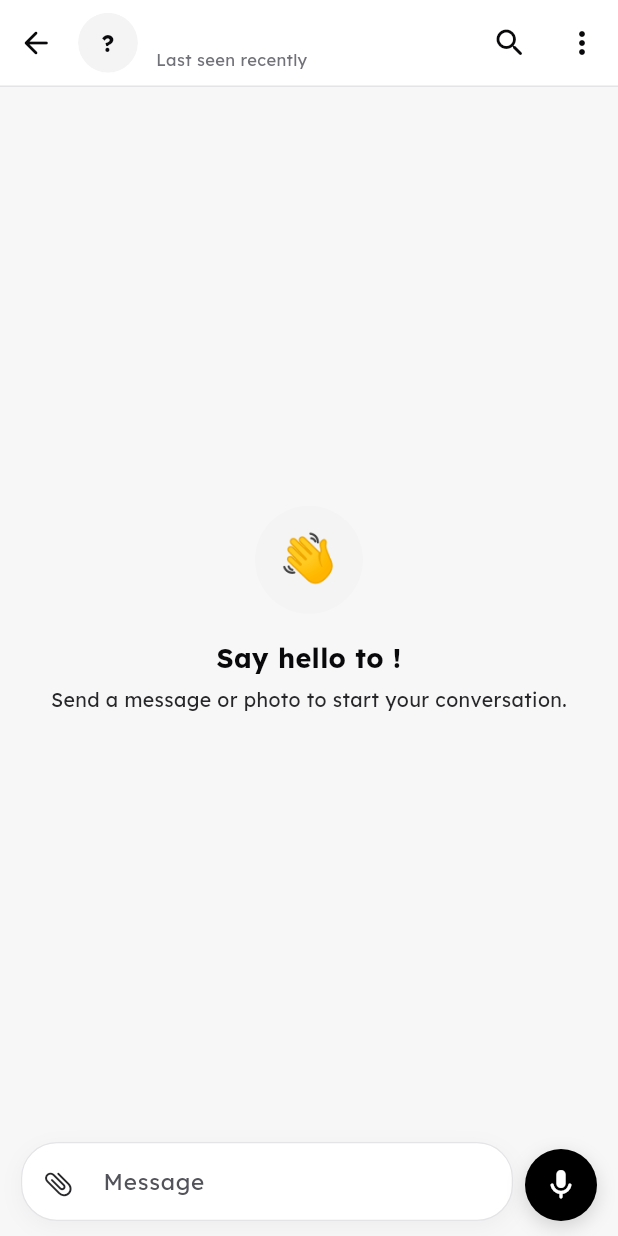
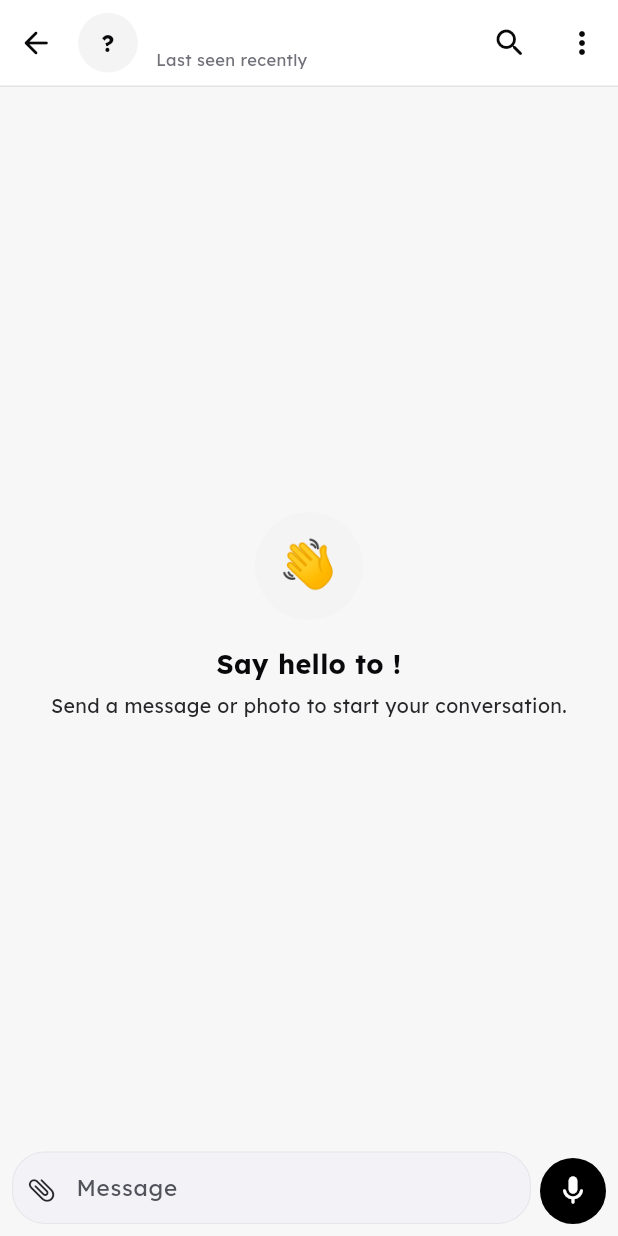
Before and after one commit to imransihab0/Chatty, a Flutter app: the ChatScreen screen opened directly with empty values, on a phone screen of 412 x 824 dp. Run offline on Flutter 3.47's test engine with Material 3 defaults, Android fonts, the phone set to English and light mode, and no system bars; drawn by our look-alikes of cached_network_image; our stand-ins replace cloud_firestore, firebase_auth, firebase_core, firebase_storage, google_sign_in, image_picker and 1 more; missing offline and left inert: record; accounts and stored records are empty; network calls fail.

Commit message:
feat(ui): Telegram-matched input pill & circular voice button, circular wide-cover theme swap transition, and iOS smooth motion

```diff
--- a/lib/widgets/chat_voice_input_bar.dart
+++ b/lib/widgets/chat_voice_input_bar.dart
@@ -525,7 +525,7 @@ class _ChatVoiceInputBarState extends State<ChatVoiceInputBar>
         children: [
           if (widget.replyMessage != null) _buildReplyBanner(),
           Padding(
-            padding: const EdgeInsets.fromLTRB(14, 6, 14, 10),
+            padding: const EdgeInsets.fromLTRB(8, 4, 8, 8),
             child: Row(
               crossAxisAlignment: CrossAxisAlignment.end,
               children: [
@@ -533,24 +533,27 @@ class _ChatVoiceInputBarState extends State<ChatVoiceInputBar>
                 Expanded(
                   child: AnimatedContainer(
                     duration: const Duration(milliseconds: 180),
-                    curve: Curves.easeOut,
-                    constraints: const BoxConstraints(minHeight: 48),
+                    curve: Curves.easeOutCubic,
+                    constraints: const BoxConstraints(minHeight: 44),
                     decoration: BoxDecoration(
                       color: _isRecording
                           ? (context.isDark
-                              ? const Color(0xFF1E1E1E)
-                              : const Color(0xFFF4F4F5))
-                          : context.surfaceColor,
-                      borderRadius: BorderRadius.circular(24),
+                              ? const Color(0xFF1C1C1E)
+                              : const Color(0xFFF2F2F7))
+                          : (context.isDark
+                              ? const Color(0xFF1C1C1E)
+                              : const Color(0xFFF2F2F7)),
+                      borderRadius: BorderRadius.circular(22),
                       border: Border.all(
                         color: _isRecording
                             ? (_cancelThresholdCrossed
                                 ? AppTheme.danger
                                 : context.borderColor)
-                            : context.borderColor,
-                        width: 0.8,
+                            : (context.isDark
+                                ? const Color(0xFF2C2C30)
+                                : const Color(0xFFE5E5EA)),
+                        width: 0.7,
                       ),
-                      boxShadow: context.softShadow,
                     ),
                     child: _isRecording
                         ? (_isRecordingLocked
@@ -559,7 +562,7 @@ class _ChatVoiceInputBarState extends State<ChatVoiceInputBar>
                         : _buildTextInputRow(),
                   ),
                 ),
-                const SizedBox(width: 8),
+                const SizedBox(width: 6),
 
                 // ── Dynamic Action Button with Floating Lock ──
                 _buildActionButton(),
@@ -711,24 +714,26 @@ class _ChatVoiceInputBarState extends State<ChatVoiceInputBar>
       crossAxisAlignment: CrossAxisAlignment.end,
       children: [
         // Telegram Sleek Attachment Button (Paperclip)
-        IconButton(
-          splashRadius: 20,
-          padding: const EdgeInsets.all(12),
-          constraints: const BoxConstraints(),
-          onPressed: () => _showTelegramAttachmentSheet(context),
-          icon: Transform.rotate(
+        GestureDetector(
+          behavior: HitTestBehavior.opaque,
+          onTap: () => _showTelegramAttachmentSheet(context),
+          child: SizedBox(
+            width: 38,
+            height: 44,
+            child: Center(
+              child: Transform.rotate(
                 angle: -math.pi / 4,
                 child: Icon(
                   Icons.attach_file_rounded,
                   color: context.textSecondaryColor,
-              size: 22,
+                  size: 21,
+                ),
+              ),
             ),
           ),
         ),
         // Clean Typography Text Field auto-expanding up to 5 lines
         Expanded(
-          child: Padding(
-            padding: const EdgeInsets.symmetric(vertical: 4),
           child: TextField(
             controller: widget.textController,
             onChanged: widget.onTextChanged,
@@ -754,14 +759,13 @@ class _ChatVoiceInputBarState extends State<ChatVoiceInputBar>
               border: InputBorder.none,
               isDense: true,
               contentPadding: const EdgeInsets.symmetric(
-                  horizontal: 6,
-                  vertical: 10,
+                horizontal: 4,
+                vertical: 12,
               ),
             ),
           ),
         ),
-        ),
-        const SizedBox(width: 8),
+        const SizedBox(width: 10),
       ],
     );
   }
@@ -772,8 +776,9 @@ class _ChatVoiceInputBarState extends State<ChatVoiceInputBar>
     final int seconds = _recordSeconds % 60;
     final String timeStr = '$minutes:${seconds.toString().padLeft(2, '0')}';
 
-    return Padding(
-      padding: const EdgeInsets.symmetric(horizontal: 14, vertical: 10),
+    return Container(
+      height: 44,
+      padding: const EdgeInsets.symmetric(horizontal: 14),
       child: Row(
         children: [
           // Blinking pulsing red dot
@@ -1142,7 +1147,7 @@ class _ChatVoiceInputBarState extends State<ChatVoiceInputBar>
             // Floating Lock Capsule (Telegram style)
             if (_isRecording && !_isRecordingLocked)
               Positioned(
-                bottom: 58,
+                bottom: 52,
                 child: _buildFloatingLockCapsule(),
               ),
 
@@ -1164,11 +1169,11 @@ class _ChatVoiceInputBarState extends State<ChatVoiceInputBar>
         return Transform.translate(
           offset: Offset(0, _dragOffsetY.clamp(-26.0, 0.0) - floatOffset),
           child: Container(
-            width: 38,
-            height: 68,
+            width: 36,
+            height: 64,
             decoration: BoxDecoration(
               color: context.surfaceColor,
-              borderRadius: BorderRadius.circular(19),
+              borderRadius: BorderRadius.circular(18),
               border: Border.all(
                 color: isNearLock
                     ? (context.isDark ? Colors.white : Colors.black)
@@ -1182,14 +1187,14 @@ class _ChatVoiceInputBarState extends State<ChatVoiceInputBar>
               children: [
                 Icon(
                   isNearLock ? Icons.lock_rounded : Icons.lock_outline_rounded,
-                  size: 18,
+                  size: 16,
                   color: isNearLock
                       ? (context.isDark ? Colors.white : Colors.black)
                       : context.textPrimaryColor,
                 ),
                 Icon(
                   Icons.keyboard_arrow_up_rounded,
-                  size: 16,
+                  size: 15,
                   color: context.textMutedColor,
                 ),
               ],
@@ -1206,18 +1211,17 @@ class _ChatVoiceInputBarState extends State<ChatVoiceInputBar>
       return GestureDetector(
         onTap: _isSendingVoice ? null : _stopAndSendRecording,
         child: Container(
-          width: 48,
-          height: 48,
+          width: 44,
+          height: 44,
           decoration: BoxDecoration(
             color: context.isDark ? Colors.white : Colors.black,
             shape: BoxShape.circle,
-            boxShadow: context.isDark ? null : AppTheme.buttonShadow,
           ),
           child: Center(
             child: _isSendingVoice
                 ? SizedBox(
-                    width: 20,
-                    height: 20,
+                    width: 18,
+                    height: 18,
                     child: CircularProgressIndicator(
                       strokeWidth: 2,
                       valueColor: AlwaysStoppedAnimation<Color>(
@@ -1228,7 +1232,7 @@ class _ChatVoiceInputBarState extends State<ChatVoiceInputBar>
                 : Icon(
                     Icons.arrow_upward_rounded,
                     color: context.isDark ? Colors.black : Colors.white,
-                    size: 24,
+                    size: 22,
                   ),
           ),
         ),
@@ -1278,14 +1282,13 @@ class _ChatVoiceInputBarState extends State<ChatVoiceInputBar>
         },
         child: AnimatedContainer(
           duration: const Duration(milliseconds: 120),
-          width: 48,
-          height: 48,
+          width: 44,
+          height: 44,
           decoration: BoxDecoration(
             color: _cancelThresholdCrossed
                 ? AppTheme.danger
                 : (context.isDark ? Colors.white : Colors.black),
             shape: BoxShape.circle,
-            boxShadow: context.isDark ? null : AppTheme.buttonShadow,
           ),
           child: Center(
             child: _cancelThresholdCrossed
@@ -1294,19 +1297,19 @@ class _ChatVoiceInputBarState extends State<ChatVoiceInputBar>
                     child: const Icon(
                       Icons.delete_rounded,
                       color: Colors.white,
-                      size: 25,
+                      size: 22,
                     ),
                   )
                 : (_dragOffsetY < -30
                     ? Icon(
                         Icons.lock_rounded,
                         color: context.isDark ? Colors.black : Colors.white,
-                        size: 22,
+                        size: 20,
                       )
                     : Icon(
                         Icons.mic_rounded,
                         color: context.isDark ? Colors.black : Colors.white,
-                        size: 25,
+                        size: 22,
                       )),
           ),
         ),
@@ -1371,23 +1374,29 @@ class _ChatVoiceInputBarState extends State<ChatVoiceInputBar>
               }
             },
       child: Container(
-        width: 48,
-        height: 48,
+        width: 44,
+        height: 44,
         decoration: BoxDecoration(
           color: context.isDark ? Colors.white : Colors.black,
           shape: BoxShape.circle,
-          boxShadow: context.isDark ? null : AppTheme.buttonShadow,
         ),
         child: Center(
           child: AnimatedSwitcher(
-            duration: const Duration(milliseconds: 180),
-            transitionBuilder: (child, anim) =>
-                ScaleTransition(scale: anim, child: child),
+            duration: const Duration(milliseconds: 220),
+            transitionBuilder: (child, anim) => ScaleTransition(
+              scale: anim,
+              child: RotationTransition(
+                turns: anim.drive(
+                  Tween<double>(begin: 0.12, end: 0.0),
+                ),
+                child: child,
+              ),
+            ),
             child: _isSendingVoice
                 ? SizedBox(
                     key: const ValueKey('sending'),
-                    width: 20,
-                    height: 20,
+                    width: 18,
+                    height: 18,
                     child: CircularProgressIndicator(
                       strokeWidth: 2,
                       valueColor: AlwaysStoppedAnimation<Color>(
@@ -1401,7 +1410,7 @@ class _ChatVoiceInputBarState extends State<ChatVoiceInputBar>
                         : Icons.mic_rounded,
                     key: ValueKey(hasText ? 'send' : 'mic'),
                     color: context.isDark ? Colors.black : Colors.white,
-                    size: 24,
+                    size: hasText ? 22 : 23,
                   ),
           ),
         ),
--- /dev/null
+++ b/lib/widgets/circular_theme_cover.dart
@@ -0,0 +1,174 @@
+import 'dart:math' as math;
+import 'package:chatty/helper/app_haptics.dart';
+import 'package:chatty/helper/app_theme.dart';
+import 'package:chatty/services/theme_controller.dart';
+import 'package:flutter/material.dart';
+
+/// Full-screen circular wide-cover theme swap transition.
+///
+/// Sweeps an expanding circular disk across the entire screen from
+/// the tap origin (like Telegram & modern iOS), cleanly unveiling the
+/// new light/dark theme in a fluid, non-jarring motion.
+class CircularThemeCover extends StatefulWidget {
+  final Widget child;
+
+  const CircularThemeCover({super.key, required this.child});
+
+  static _CircularThemeCoverState? _stateOf(BuildContext context) {
+    return context.findAncestorStateOfType<_CircularThemeCoverState>();
+  }
+
+  /// Triggers the circular expanding cover animation from the given origin
+  static void trigger(
+    BuildContext context, {
+    Offset? origin,
+    required VoidCallback onToggle,
+  }) {
+    final state = _stateOf(context);
+    if (state != null) {
+      state.startTransition(origin: origin, onToggle: onToggle);
+    } else {
+      onToggle();
+    }
+  }
+
+  @override
+  State<CircularThemeCover> createState() => _CircularThemeCoverState();
+}
+
+class _CircularThemeCoverState extends State<CircularThemeCover>
+    with SingleTickerProviderStateMixin {
+  late final AnimationController _controller;
+  late final Animation<double> _animation;
+
+  Offset _origin = Offset.zero;
+  bool _isTransitioning = false;
+  Color _coverColor = Colors.black;
+
+  @override
+  void initState() {
+    super.initState();
+    _controller = AnimationController(
+      vsync: this,
+      duration: const Duration(milliseconds: 460),
+    );
+    _animation = CurvedAnimation(
+      parent: _controller,
+      curve: Curves.easeInOutCubic,
+    );
+    _controller.addStatusListener((status) {
+      if (status == AnimationStatus.completed) {
+        setState(() {
+          _isTransitioning = false;
+        });
+        _controller.reset();
+      }
+    });
+  }
+
+  @override
+  void dispose() {
+    _controller.dispose();
+    super.dispose();
+  }
+
+  void startTransition({Offset? origin, required VoidCallback onToggle}) {
+    if (_isTransitioning) {
+      onToggle();
+      return;
+    }
+
+    final size = MediaQuery.sizeOf(context);
+    final isDarkCurrently = ThemeController.isDark(context);
+    // The incoming color will be the target theme's background:
+    _coverColor = isDarkCurrently ? AppTheme.background : AppTheme.darkBackground;
+    _origin = origin ?? Offset(size.width - 44, 56);
+
+    AppHaptics.medium();
+
+    setState(() {
+      _isTransitioning = true;
+    });
+
+    onToggle();
+    _controller.forward(from: 0.0);
+  }
+
+  @override
+  Widget build(BuildContext context) {
+    return Stack(
+      children: [
+        widget.child,
+        if (_isTransitioning)
+          Positioned.fill(
+            child: IgnorePointer(
+              child: AnimatedBuilder(
+                animation: _animation,
+                builder: (context, _) {
+                  return CustomPaint(
+                    painter: _CircularCoverPainter(
+                      progress: _animation.value,
+                      origin: _origin,
+                      coverColor: _coverColor,
+                    ),
+                  );
+                },
+              ),
+            ),
+          ),
+      ],
+    );
+  }
+}
+
+class _CircularCoverPainter extends CustomPainter {
+  final double progress;
+  final Offset origin;
+  final Color coverColor;
+
+  _CircularCoverPainter({
+    required this.progress,
+    required this.origin,
+    required this.coverColor,
+  });
+
+  @override
+  void paint(Canvas canvas, Size size) {
+    if (progress <= 0.0) return;
+
+    // Calculate maximum radius to guarantee covering all 4 screen corners
+    final double maxDistX = math.max(origin.dx, size.width - origin.dx);
+    final double maxDistY = math.max(origin.dy, size.height - origin.dy);
+    final double maxRadius = math.sqrt(maxDistX * maxDistX + maxDistY * maxDistY) * 1.06;
+
+    final double currentRadius = maxRadius * progress;
+    // Fade out smoothly at the very tail (from 0.82 to 1.0) so handoff is imperceptible
+    final double opacity = progress > 0.82 ? ((1.0 - progress) / 0.18).clamp(0.0, 1.0) : 1.0;
+
+    final paint = Paint()
+      ..color = coverColor.withValues(alpha: opacity)
+      ..style = PaintingStyle.fill;
+
+    canvas.drawCircle(origin, currentRadius, paint);
+
+    // Subtle edge highlight ring for a tactile liquid sweep feel
+    if (progress < 0.92 && opacity > 0.2) {
+      final ringPaint = Paint()
+        ..color = (coverColor == AppTheme.darkBackground
+                ? Colors.white
+                : Colors.black)
+            .withValues(alpha: (0.10 * (1.0 - progress)).clamp(0.0, 0.12))
+        ..style = PaintingStyle.stroke
+        ..strokeWidth = 2.0;
+
+      canvas.drawCircle(origin, currentRadius, ringPaint);
+    }
+  }
+
+  @override
+  bool shouldRepaint(covariant _CircularCoverPainter oldDelegate) {
+    return oldDelegate.progress != progress ||
+        oldDelegate.origin != origin ||
+        oldDelegate.coverColor != coverColor;
+  }
+}
```
Also changed, not shown: lib/helper/app_theme.dart (+15 -0 lines), lib/main.dart (+11 -0 lines), lib/screens/home_screen.dart (+17 -3 lines), lib/screens/profile_screen.dart (+22 -6 lines). Lines whose indentation alone changed are shown as unchanged.
